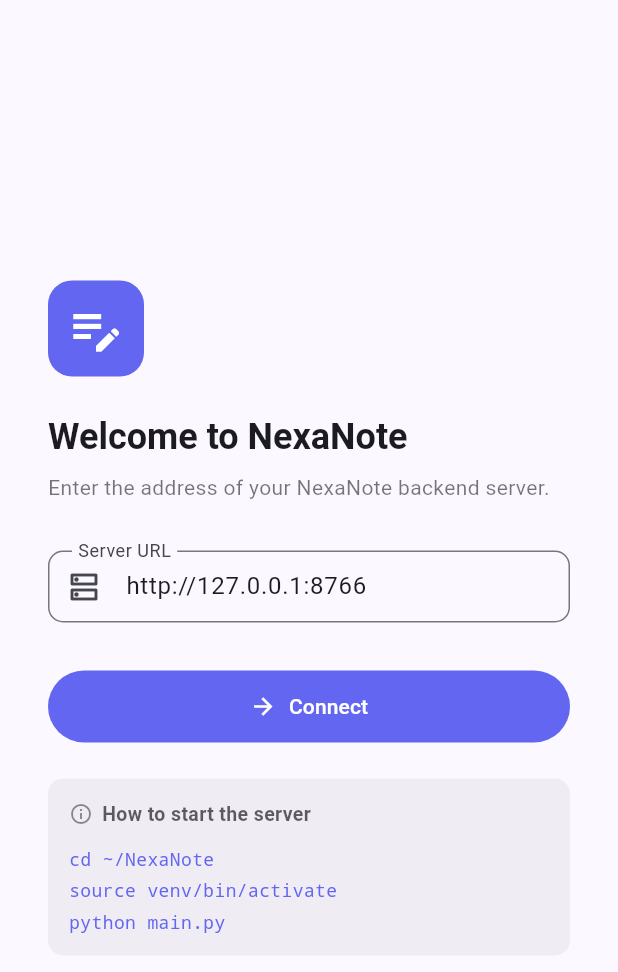
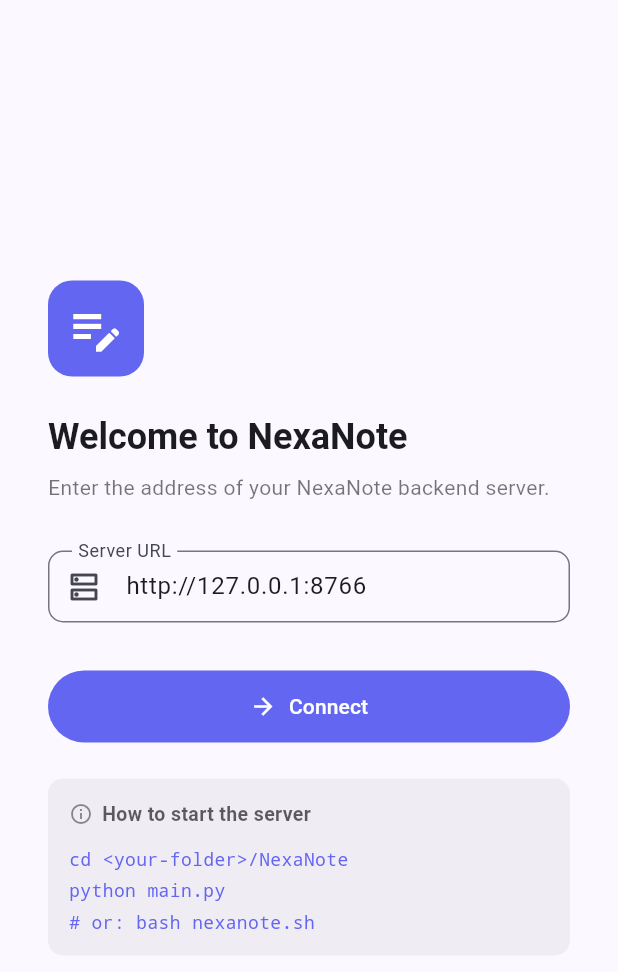
Before and after one commit to TheZupZup/NexaNote, a Flutter app: the screen it shows after launch, on a phone screen of 412 x 824 dp. Shown: the top 972 px of the screen. Run offline on Flutter 3.47's test engine with Material 3 defaults, Android fonts, the phone set to English and light mode, and no system bars; our stand-ins replace shared_preferences; network calls fail.

Commit message:
Update connect screen startup instructions for portable paths

```diff
--- a/app/lib/screens/connect_screen.dart
+++ b/app/lib/screens/connect_screen.dart
@@ -23,7 +23,7 @@ class _ConnectScreenState extends State<ConnectScreen> {
     await state.connect(url: _controller.text.trim());
     if (mounted && !state.isConnected) {
       setState(() {
-        _error = 'Cannot reach the server.\nMake sure NexaNote backend is running:\n  python main.py';
+        _error = 'Cannot reach the server.\nStart NexaNote backend from the project folder:\n  bash nexanote.sh\nor run:\n  python main.py';
         _connecting = false;
       });
     }
@@ -150,9 +150,9 @@ class _ConnectScreenState extends State<ConnectScreen> {
                                 color: scheme.onSurface.withOpacity(0.7))),
                       ]),
                       const SizedBox(height: 8),
-                      _code('cd ~/NexaNote'),
-                      _code('source venv/bin/activate'),
+                      _code('cd <your-folder>/NexaNote'),
                       _code('python main.py'),
+                      _code('# or: bash nexanote.sh'),
                     ],
                   ),
                 ),
```
Also changed, not shown: 3 other files.
